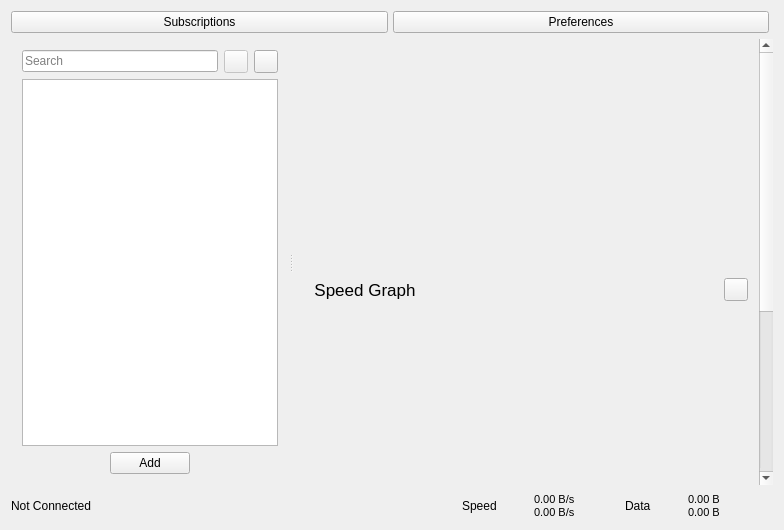
Before: the Qt Designer form src/ui/w_MainWindow.ui in Qv2ray/Qv2ray, drawn with Qt 5.
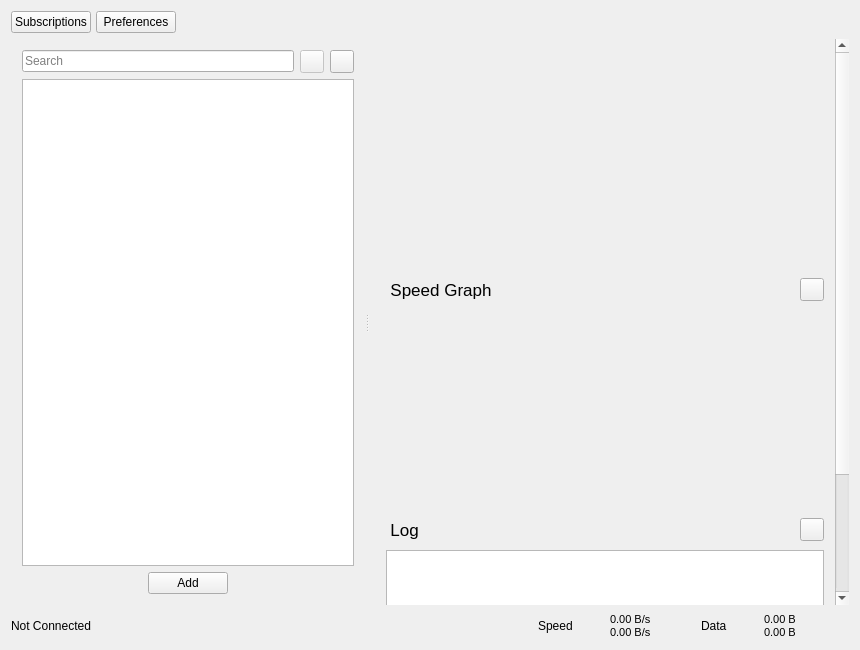
After: the same form once the commit is applied. Icons and pictures are not drawn.

Diff of the .ui file:
```diff
--- a/src/ui/w_MainWindow.ui
+++ b/src/ui/w_MainWindow.ui
@@ -2,10 +2,18 @@
 <ui version="4.0">
  <class>MainWindow</class>
  <widget class="QMainWindow" name="MainWindow">
+  <property name="geometry">
+   <rect>
+    <x>0</x>
+    <y>0</y>
+    <width>860</width>
+    <height>650</height>
+   </rect>
+  </property>
   <property name="minimumSize">
    <size>
-    <width>780</width>
-    <height>530</height>
+    <width>790</width>
+    <height>600</height>
    </size>
   </property>
   <property name="windowTitle">
@@ -17,7 +25,7 @@
   <widget class="QWidget" name="centralWidget">
    <layout class="QVBoxLayout" name="verticalLayout_2" stretch="0,1,0">
     <item>
-     <layout class="QHBoxLayout" name="horizontalLayout" stretch="0,0,0">
+     <layout class="QHBoxLayout" name="horizontalLayout" stretch="0,0,0,0">
       <property name="spacing">
        <number>5</number>
       </property>
@@ -35,6 +43,19 @@
         </property>
        </widget>
       </item>
+      <item>
+       <spacer name="horizontalSpacer_4">
+        <property name="orientation">
+         <enum>Qt::Horizontal</enum>
+        </property>
+        <property name="sizeHint" stdset="0">
+         <size>
+          <width>40</width>
+          <height>20</height>
+         </size>
+        </property>
+       </spacer>
+      </item>
       <item>
        <spacer name="horizontalSpacer">
         <property name="orientation">
@@ -43,6 +64,12 @@
         <property name="sizeType">
          <enum>QSizePolicy::Maximum</enum>
         </property>
+        <property name="sizeHint" stdset="0">
+         <size>
+          <width>0</width>
+          <height>0</height>
+         </size>
+        </property>
        </spacer>
       </item>
      </layout>
```
Left out of the diff: 3 changed lines with no effect on the pictures.
